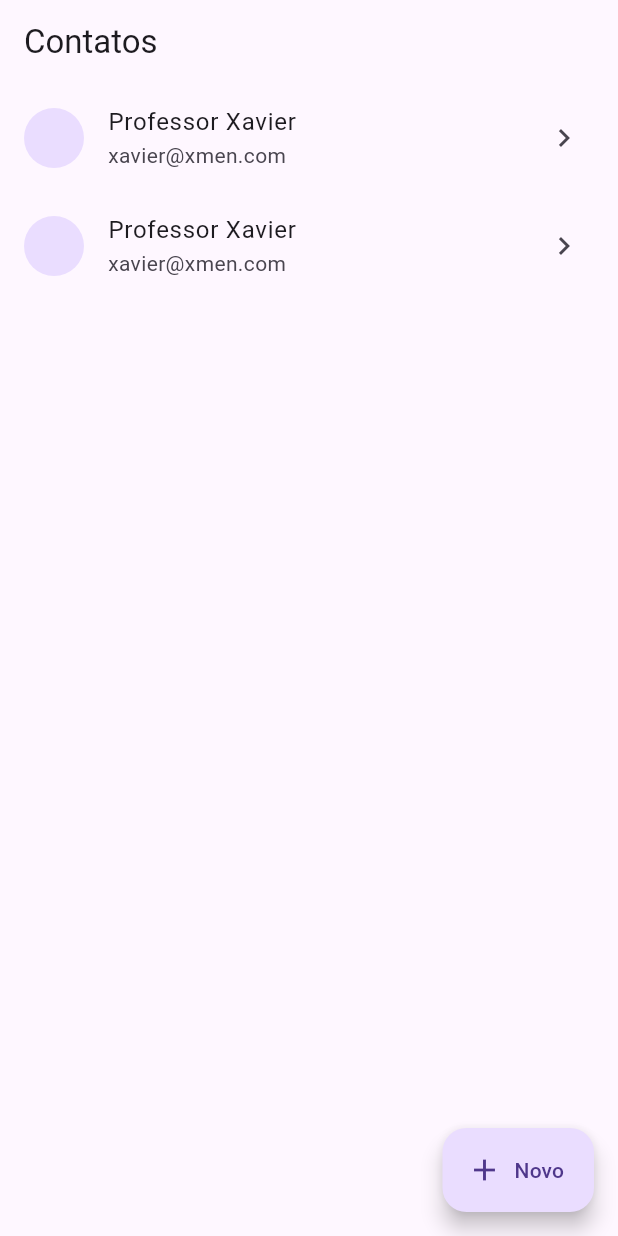
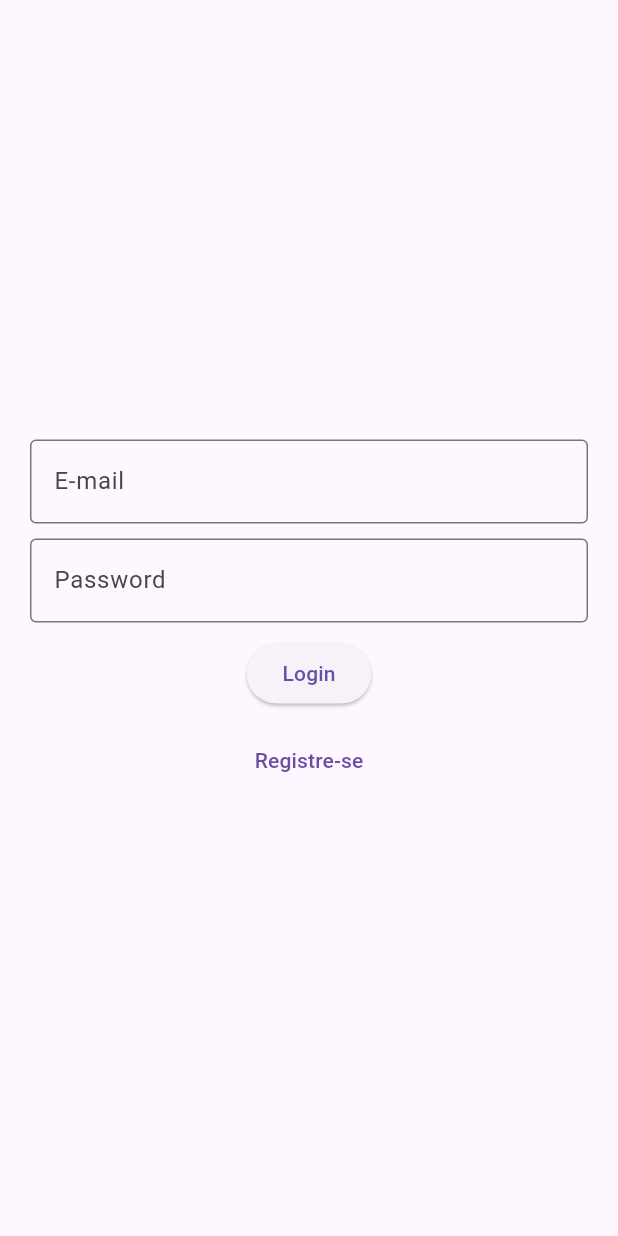
Before and after one commit to professordezani/contato_app, a Flutter app: the screen it shows after launch, on a phone screen of 412 x 824 dp. Run offline on Flutter 3.47's test engine with Material 3 defaults, Android fonts, the phone set to English and light mode, and no system bars.

Commit message:
Projeto Visual finalizado

```diff
--- a/lib/views/app.dart
+++ b/lib/views/app.dart
@@ -2,6 +2,8 @@ import 'package:flutter/material.dart';
 import 'lista.dart';
 import 'novo.dart';
 import 'edita.dart';
+import 'login.dart';
+import 'registro.dart';
 
 class ContatoApp extends StatelessWidget {
 
@@ -12,8 +14,10 @@ class ContatoApp extends StatelessWidget {
         '/lista': (context) => ListaPage(),
         '/novo': (context) => NovoPage(),
         '/edita': (context) => EditaPage(),
+        '/login': (context) => LoginPage(),
+        '/registro': (context) => RegistroPage(),
       },
-      initialRoute: '/lista',
+      initialRoute: '/login',
     );
   }
 }
--- a/lib/views/lista.dart
+++ b/lib/views/lista.dart
@@ -8,19 +8,17 @@ class ListaPage extends StatelessWidget {
       appBar: AppBar(title: Text("Contatos")),
       body: ListView(
         children: [
-          ListTile(
+          Dismissible(
+            key: Key("1"),
+            onDismissed: (_) {},
+            background: Container(color: Colors.red),
+            child: ListTile(
               onTap:() => Navigator.pushNamed(context, '/edita'),
               leading: CircleAvatar(),
               title: Text("Professor Xavier"),
               subtitle: Text("xavier@xmen.com"),
               trailing: Icon(Icons.chevron_right),
             ),
-          ListTile(
-            onTap:() => Navigator.pushNamed(context, '/edita'),
-            leading: CircleAvatar(),
-            title: Text("Professor Xavier"),
-            subtitle: Text("xavier@xmen.com"),
-            trailing: Icon(Icons.chevron_right),
           ),
         ],
       ),
--- /dev/null
+++ b/lib/views/login.dart
@@ -0,0 +1,41 @@
+import 'package:flutter/material.dart';
+
+class LoginPage extends StatelessWidget {
+  const LoginPage({super.key});
+
+  @override
+  Widget build(BuildContext context) {
+    return Scaffold(
+      body: Container(
+        margin: EdgeInsets.all(20),
+        child: Column(
+          mainAxisAlignment: MainAxisAlignment.center,
+          spacing: 10,
+          children: [
+            TextField(
+              decoration: InputDecoration(
+                labelText: "E-mail",
+                border: OutlineInputBorder()
+              ),
+            ),
+            TextField(
+              obscureText: true,
+              decoration: InputDecoration(
+                labelText: "Password",
+                border: OutlineInputBorder()
+              ),
+            ),
+            ElevatedButton(
+              onPressed: () => Navigator.pushNamed(context, '/lista'),
+              child: Text("Login")
+            ),
+            TextButton(
+              onPressed: () => Navigator.pushNamed(context, '/registro'),
+              child: Text("Registre-se")
+            ),
+          ],
+        )
+      ),
+    );
+  }
+}
```
Also changed, not shown: lib/views/registro.dart (added, +47 -0 lines). Lines whose indentation alone changed are shown as unchanged.
